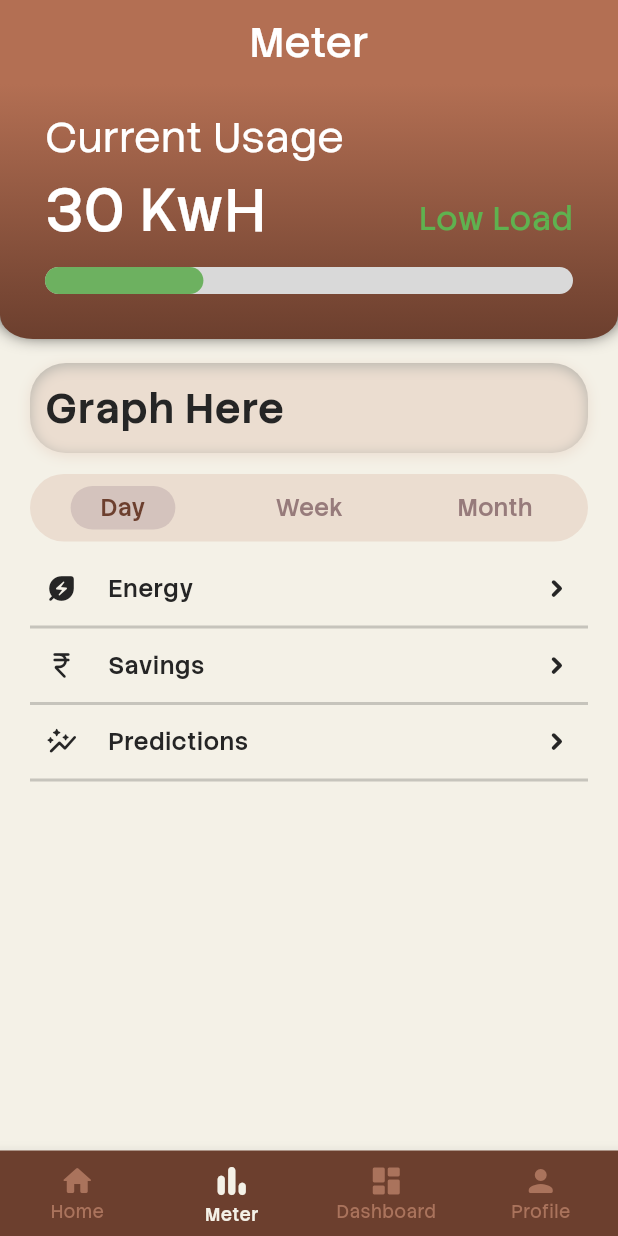
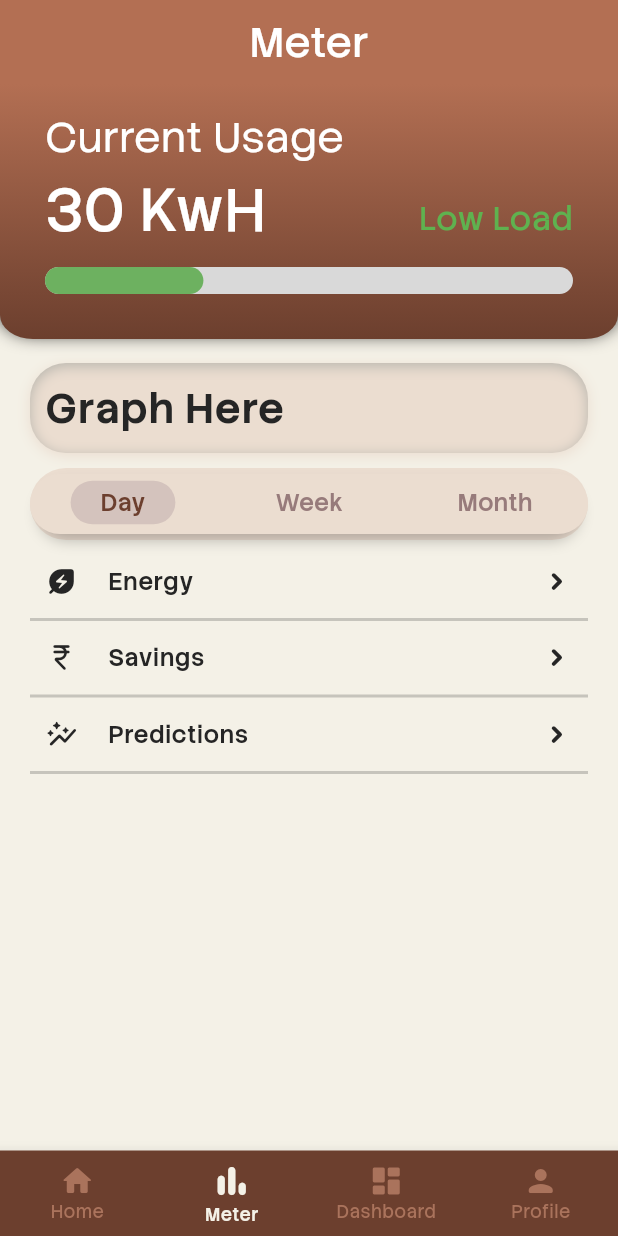
Before and after one commit to Sheikh-Rashdan/novalume-app, a Flutter app: the screen it shows after launch, item 2 of the bottom bar chosen, on a phone screen of 412 x 824 dp. Run offline on Flutter 3.47's test engine with Material 3 defaults, Android fonts, the phone set to English and light mode, and no system bars; missing offline and left inert: flutter_bubble_chart_plus.

Commit message:
Added drop shadow to StringSegmentedButton and created a file for it along with ListOption

```diff
--- a/lib/main.dart
+++ b/lib/main.dart
@@ -47,7 +47,7 @@ class MainApp extends StatelessWidget {
             splashFactory: NoSplash.splashFactory,
             textStyle: KTextStyles.medium16,
             side: BorderSide.none,
-            padding: const EdgeInsets.symmetric(vertical: 12),
+            padding: const EdgeInsets.only(top: 6, bottom: 8),
           ),
         ),
         iconButtonTheme: IconButtonThemeData(
--- a/lib/pages/meter_page.dart
+++ b/lib/pages/meter_page.dart
@@ -3,19 +3,29 @@ import 'package:novalume_app/constants/colors.dart';
 import 'package:novalume_app/constants/icon_styles.dart';
 import 'package:novalume_app/constants/text_styles.dart';
 import 'package:novalume_app/widgets/colored_progress_indicator.dart';
+import 'package:novalume_app/widgets/list_option.dart';
 import 'package:novalume_app/widgets/primary_container.dart';
 import 'package:novalume_app/widgets/secondary_container.dart';
 import 'package:novalume_app/widgets/sliver_page_column.dart';
+import 'package:novalume_app/widgets/string_segmented_button.dart';
 
 class MeterPage extends StatefulWidget {
   const MeterPage({super.key});
+
+  final List<String> graphTimePeriodOptions = const ["Day", "Week", "Month"];
 
   @override
   State<MeterPage> createState() => _MeterPageState();
 }
 
 class _MeterPageState extends State<MeterPage> {
-  String _graphTimePeriodString = "day";
+  late String _graphTimePeriodString;
+
+  @override
+  void initState() {
+    _graphTimePeriodString = widget.graphTimePeriodOptions.first;
+    super.initState();
+  }
 
   @override
   Widget build(BuildContext context) {
@@ -64,34 +74,14 @@ class _MeterPageState extends State<MeterPage> {
         SizedBox(height: 10),
         Padding(
           padding: const EdgeInsets.symmetric(horizontal: 20),
-          child: SegmentedButton<String>(
-            showSelectedIcon: false,
-            segments: [
-              ButtonSegment(
-                value: "day",
-                label: _graphTimePeriodString == "day"
-                    ? ButtonSegmentSelectedChip(label: "Day")
-                    : Text("Day"),
-              ),
-              ButtonSegment(
-                value: "week",
-                label: _graphTimePeriodString == "week"
-                    ? ButtonSegmentSelectedChip(label: "Week")
-                    : Text("Week"),
-              ),
-              ButtonSegment(
-                value: "month",
-                label: _graphTimePeriodString == "month"
-                    ? ButtonSegmentSelectedChip(label: "Month")
-                    : Text("Month"),
-              ),
-            ],
-            selected: {_graphTimePeriodString},
-            onSelectionChanged: (Set<String> value) {
+          child: StringSegmentedButton(
+            selectedString: _graphTimePeriodString,
+            onSelectionChanged: (String value) {
               setState(() {
-                _graphTimePeriodString = value.first;
+                _graphTimePeriodString = value;
               });
             },
+            options: widget.graphTimePeriodOptions,
           ),
         ),
         SizedBox(height: 10),
@@ -121,80 +111,3 @@ class _MeterPageState extends State<MeterPage> {
     );
   }
 }
-
-class ButtonSegmentSelectedChip extends StatelessWidget {
-  const ButtonSegmentSelectedChip({super.key, required this.label});
-
-  final String label;
-
-  @override
-  Widget build(BuildContext context) {
-    return Container(
-      decoration: ShapeDecoration(
-        color: KColors.secondaryColorMedium,
-        shape: StadiumBorder(),
-      ),
-      padding: const EdgeInsets.symmetric(horizontal: 20, vertical: 4),
-      child: Text(label),
-    );
-  }
-}
-
-class ListOption extends StatelessWidget {
-  const ListOption({
-    super.key,
-    required this.text,
-    required this.iconData,
-    required this.onTap,
-  });
-
-  final String text;
-  final IconData iconData;
-  final VoidCallback onTap;
-
-  @override
-  Widget build(BuildContext context) {
-    return Column(
-      children: [
-        InkWell(
-          borderRadius: BorderRadius.circular(20),
-          onTap: onTap,
-          child: Padding(
-            padding: const EdgeInsets.symmetric(horizontal: 10),
-            child: Row(
-              children: [
-                // Icon(iconData, size: 22, color: KColors.blackTextColor),
-                Icon(
-                  iconData,
-                  size: KIconStyles.default22,
-                  color: KColors.blackTextColor,
-                ),
-                Expanded(
-                  child: Padding(
-                    padding: const EdgeInsetsGeometry.symmetric(
-                      horizontal: 20,
-                      vertical: 6,
-                    ),
-                    child: Text(
-                      text,
-                      style: KTextStyles.medium16.copyWith(
-                        color: KColors.blackTextColor,
-                      ),
-                    ),
-                  ),
-                ),
-                Icon(
-                  Icons.chevron_right_rounded,
-                  size: 22,
-                  color: KColors.blackTextColor,
-                  fontWeight: FontWeight.bold,
-                ),
-              ],
-            ),
-          ),
-        ),
-        Divider(thickness: 2, color: KColors.dividerColor),
-      ],
-    );
-  }
-}
--- /dev/null
+++ b/lib/widgets/list_option.dart
@@ -0,0 +1,63 @@
+import 'package:flutter/material.dart';
+import 'package:novalume_app/constants/colors.dart';
+import 'package:novalume_app/constants/icon_styles.dart';
+import 'package:novalume_app/constants/text_styles.dart';
+
+class ListOption extends StatelessWidget {
+  const ListOption({
+    super.key,
+    required this.text,
+    required this.iconData,
+    required this.onTap,
+  });
+
+  final String text;
+  final IconData iconData;
+  final VoidCallback onTap;
+
+  @override
+  Widget build(BuildContext context) {
+    return Column(
+      children: [
+        InkWell(
+          borderRadius: BorderRadius.circular(20),
+          onTap: onTap,
+          child: Padding(
+            padding: const EdgeInsets.symmetric(horizontal: 10),
+            child: Row(
+              children: [
+                // Icon(iconData, size: 22, color: KColors.blackTextColor),
+                Icon(
+                  iconData,
+                  size: KIconStyles.default22,
+                  color: KColors.blackTextColor,
+                ),
+                Expanded(
+                  child: Padding(
+                    padding: const EdgeInsetsGeometry.symmetric(
+                      horizontal: 20,
+                      vertical: 6,
+                    ),
+                    child: Text(
+                      text,
+                      style: KTextStyles.medium16.copyWith(
+                        color: KColors.blackTextColor,
+                      ),
+                    ),
+                  ),
+                ),
+                Icon(
+                  Icons.chevron_right_rounded,
+                  size: 22,
+                  color: KColors.blackTextColor,
+                  fontWeight: FontWeight.bold,
+                ),
+              ],
+            ),
+          ),
+        ),
+        Divider(thickness: 2, color: KColors.dividerColor),
+      ],
+    );
+  }
+}
--- /dev/null
+++ b/lib/widgets/string_segmented_button.dart
@@ -0,0 +1,68 @@
+import 'package:flutter/material.dart';
+import 'package:novalume_app/constants/colors.dart';
+
+class StringSegmentedButton extends StatelessWidget {
+  const StringSegmentedButton({
+    super.key,
+    required this.selectedString,
+    required this.onSelectionChanged,
+    required this.options,
+  });
+
+  final String selectedString;
+  final ValueChanged<String> onSelectionChanged;
+  final List<String> options;
+
+  @override
+  Widget build(BuildContext context) {
+    return Container(
+      decoration: ShapeDecoration(
+        shape: StadiumBorder(),
+        shadows: [
+          BoxShadow(color: KColors.secondaryColorLight),
+          BoxShadow(
+            color: KColors.defaultShadowColor,
+            blurRadius: 8,
+            spreadRadius: -6,
+            offset: Offset(0, 6),
+          ),
+        ],
+      ),
+      child: SegmentedButton<String>(
+        showSelectedIcon: false,
+        segments: options
+            .map(
+              (option) => ButtonSegment(
+                value: option,
+                label: selectedString == option
+                    ? ButtonSegmentSelectedChip(label: option)
+                    : Text(option),
+              ),
+            )
+            .toList(),
+        selected: {selectedString},
+        onSelectionChanged: (Set<String> value) {
+          onSelectionChanged(value.first);
+        },
+      ),
+    );
+  }
+}
+
+class ButtonSegmentSelectedChip extends StatelessWidget {
+  const ButtonSegmentSelectedChip({super.key, required this.label});
+
+  final String label;
+
+  @override
+  Widget build(BuildContext context) {
+    return Container(
+      decoration: ShapeDecoration(
+        color: KColors.secondaryColorMedium,
+        shape: StadiumBorder(),
+      ),
+      padding: const EdgeInsets.symmetric(horizontal: 20, vertical: 4),
+      child: Text(label),
+    );
+  }
+}
```
